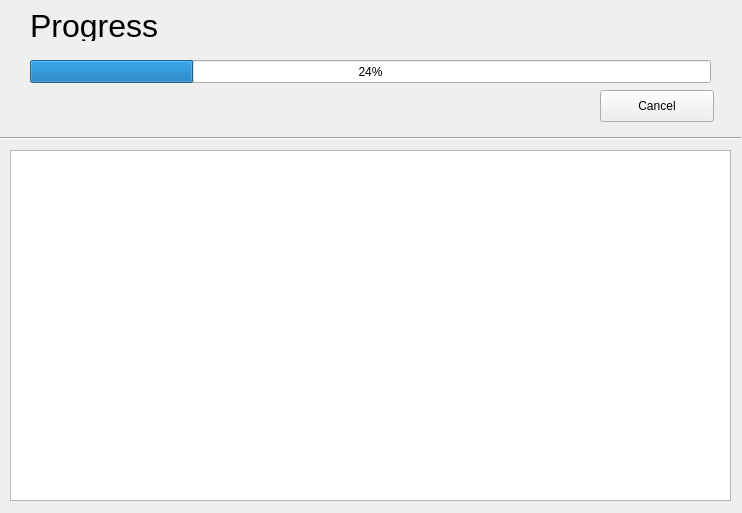
Above: ProgressDialog.ui from hallamlab/MetaPathwaysGUI before the change. Below: the same form after it.
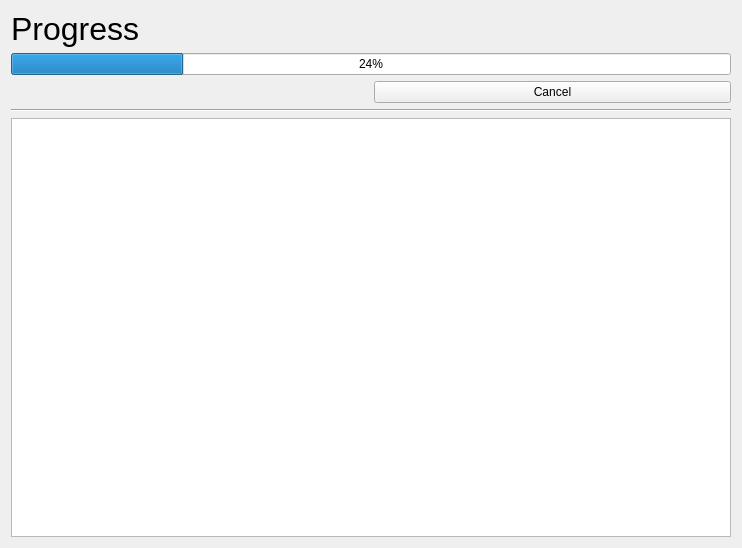
That is the form after the change.

Diff of the .ui file:
```diff
--- a/ProgressDialog.ui
+++ b/ProgressDialog.ui
@@ -7,34 +7,36 @@
     <x>0</x>
     <y>0</y>
     <width>742</width>
-    <height>513</height>
+    <height>548</height>
    </rect>
   </property>
   <property name="windowTitle">
    <string>Form</string>
   </property>
+  <layout class="QGridLayout" name="gridLayout">
+   <item row="1" column="0" colspan="2">
   <widget class="QProgressBar" name="progressBar">
-   <property name="geometry">
-    <rect>
-     <x>30</x>
-     <y>60</y>
-     <width>681</width>
-     <height>23</height>
-    </rect>
-   </property>
    <property name="value">
     <number>24</number>
    </property>
   </widget>
+   </item>
+   <item row="2" column="1">
+    <widget class="QPushButton" name="cancelButton">
+     <property name="text">
+      <string>Cancel</string>
+     </property>
+    </widget>
+   </item>
+   <item row="3" column="0" colspan="2">
+    <widget class="Line" name="line_2">
+     <property name="orientation">
+      <enum>Qt::Horizontal</enum>
+     </property>
+    </widget>
+   </item>
+   <item row="0" column="0">
   <widget class="QLabel" name="label">
-   <property name="geometry">
-    <rect>
-     <x>30</x>
-     <y>10</y>
-     <width>211</width>
-     <height>31</height>
-    </rect>
-   </property>
    <property name="font">
     <font>
      <pointsize>24</pointsize>
@@ -44,42 +46,11 @@
     <string>Progress</string>
    </property>
   </widget>
-  <widget class="QTextBrowser" name="textBrowser">
-   <property name="geometry">
-    <rect>
-     <x>10</x>
-     <y>150</y>
-     <width>721</width>
-     <height>351</height>
-    </rect>
-   </property>
-  </widget>
-  <widget class="Line" name="line_2">
-   <property name="geometry">
-    <rect>
-     <x>0</x>
-     <y>130</y>
-     <width>741</width>
-     <height>16</height>
-    </rect>
-   </property>
-   <property name="orientation">
-    <enum>Qt::Horizontal</enum>
-   </property>
-  </widget>
-  <widget class="QPushButton" name="cancelButton">
-   <property name="geometry">
-    <rect>
-     <x>600</x>
-     <y>90</y>
-     <width>114</width>
-     <height>32</height>
-    </rect>
-   </property>
-   <property name="text">
-    <string>Cancel</string>
-   </property>
-  </widget>
+   </item>
+   <item row="4" column="0" colspan="2">
+    <widget class="QTextBrowser" name="textBrowser"/>
+   </item>
+  </layout>
  </widget>
  <resources/>
  <connections/>
```
Lines whose indentation alone changed are shown as unchanged.
